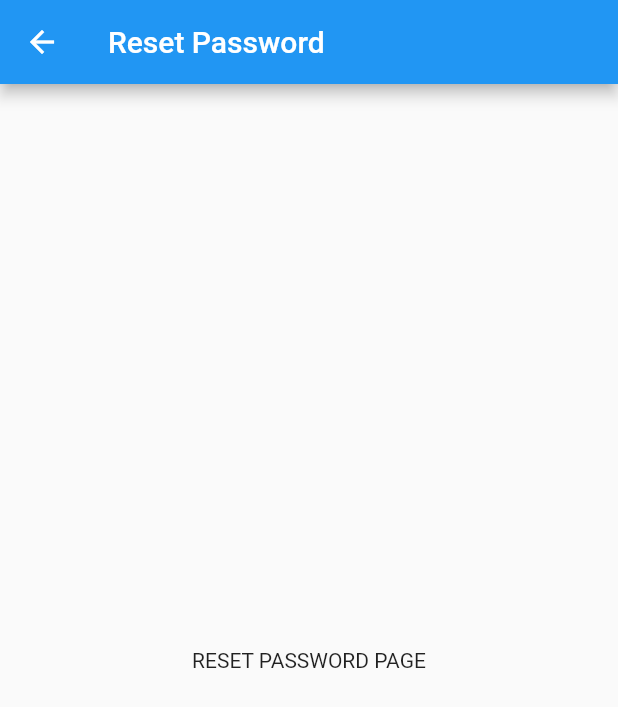
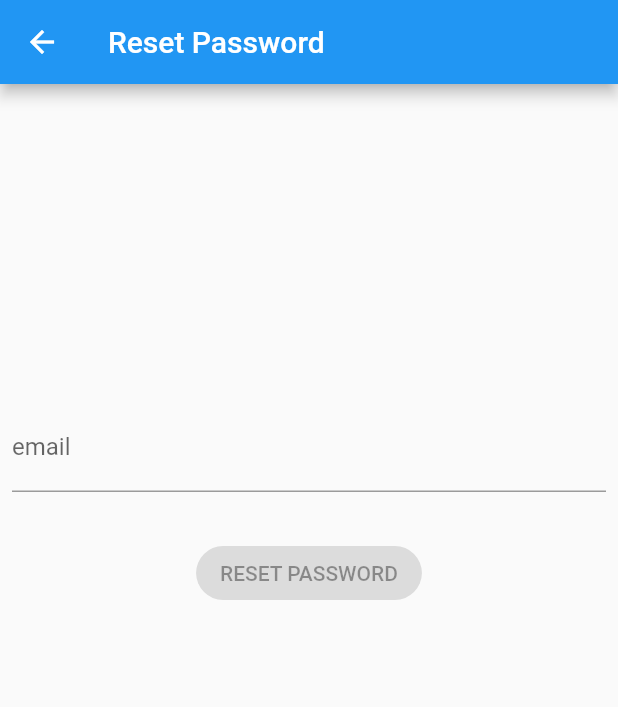
Before and after one commit to PTLam25/Flutter-Auth-App, a Flutter app: the ResetPasswordView screen opened directly, on a phone screen of 412 x 824 dp. Shown: the top 707 px of the screen. Run offline on Flutter 3.47's test engine with Material 2 defaults, Android fonts, the phone set to English and light mode, and no system bars; our stand-ins replace bloc, equatable, firebase_auth, firebase_core, flutter_bloc, formz and 2 more; missing offline and left inert: firebase_auth_web, firebase_core_web, flow_builder, google_sign_in_web, pedantic, shared_preferences_web; accounts and stored records are empty.

Commit message:
updated reset password module

```diff
--- a/lib/app/data/repositories/authentication_repository.dart
+++ b/lib/app/data/repositories/authentication_repository.dart
@@ -14,6 +14,8 @@ class LogInWithEmailAndPasswordFailure implements Exception {}
 class LogInWithGoogleFailure implements Exception {}
 
 class LogOutFailure implements Exception {}
+
+class SendResetEmailFailure implements Exception {}
 
 class AuthenticationRepository {
   static const userCacheKey = '__user_cache_key__';
@@ -72,6 +74,14 @@ class AuthenticationRepository {
     }
   }
 
+  Future<void> sendPasswordResetEmail(String email) async {
+    try {
+      await _firebaseAuth.sendPasswordResetEmail(email: email);
+    } on Exception {
+      throw SendResetEmailFailure();
+    }
+  }
+
   Future<void> logInWithEmailAndPassword({
     required String email,
     required String password,
--- /dev/null
+++ b/lib/app/modules/auth/reset_password/cubit/reset_password_cubit.dart
@@ -0,0 +1,36 @@
+import 'package:bloc/bloc.dart';
+import 'package:equatable/equatable.dart';
+import 'package:formz/formz.dart';
+
+import '../../../../data/repositories/repositories.dart';
+import '../../../../global/form_inputs/form_inputs.dart';
+
+part 'reset_password_state.dart';
+
+class ResetPasswordCubit extends Cubit<ResetPasswordState> {
+  ResetPasswordCubit(this._authenticationRepository)
+      : super(const ResetPasswordState());
+
+  final AuthenticationRepository _authenticationRepository;
+
+  void emailChanged(String value) {
+    final email = Email.dirty(value);
+    emit(state.copyWith(
+      email: email,
+      status: Formz.validate([
+        email,
+      ]),
+    ));
+  }
+
+  Future<void> passwordResetFormSubmitted() async {
+    if (!state.status.isValidated) return;
+    emit(state.copyWith(status: FormzStatus.submissionInProgress));
+    try {
+      await _authenticationRepository.sendPasswordResetEmail(state.email.value);
+      emit(state.copyWith(status: FormzStatus.submissionSuccess));
+    } on Exception {
+      emit(state.copyWith(status: FormzStatus.submissionFailure));
+    }
+  }
+}
--- /dev/null
+++ b/lib/app/modules/auth/reset_password/cubit/reset_password_state.dart
@@ -0,0 +1,26 @@
+part of 'reset_password_cubit.dart';
+
+class ResetPasswordState extends Equatable {
+  const ResetPasswordState({
+    this.email = const Email.pure(),
+    this.status = FormzStatus.pure,
+  });
+
+  final Email email;
+  final FormzStatus status;
+
+  @override
+  List<Object> get props => [email, status];
+
+  ResetPasswordState copyWith({
+    Email? email,
+    Password? password,
+    ConfirmedPassword? confirmedPassword,
+    FormzStatus? status,
+  }) {
+    return ResetPasswordState(
+      email: email ?? this.email,
+      status: status ?? this.status,
+    );
+  }
+}
--- a/lib/app/modules/auth/reset_password/reset_password.dart
+++ b/lib/app/modules/auth/reset_password/reset_password.dart
@@ -1 +1,3 @@
+export 'cubit/reset_password_cubit.dart';
 export 'views/views.dart';
+export 'widgets/widgets.dart';
--- a/lib/app/modules/auth/reset_password/views/reset_password_view.dart
+++ b/lib/app/modules/auth/reset_password/views/reset_password_view.dart
@@ -17,8 +17,9 @@ class ResetPasswordView extends StatelessWidget {
       appBar: AppBar(title: const Text('Reset Password')),
       body: Padding(
         padding: const EdgeInsets.all(8.0),
-        child: Center(
-          child: Text('RESET PASSWORD PAGE'),
+        child: BlocProvider<ResetPasswordCubit>(
+          create: (_) => ResetPasswordCubit(context.read<AuthenticationRepository>()),
+          child: const ResetPasswordForm(),
         ),
       ),
     );
--- /dev/null
+++ b/lib/app/modules/auth/reset_password/widgets/reset_password_form_widget.dart
@@ -0,0 +1,83 @@
+import 'package:flutter/material.dart';
+import 'package:flutter_bloc/flutter_bloc.dart';
+import 'package:formz/formz.dart';
+
+import '../reset_password.dart';
+
+class ResetPasswordForm extends StatelessWidget {
+  const ResetPasswordForm({Key? key}) : super(key: key);
+
+  @override
+  Widget build(BuildContext context) {
+    return BlocListener<ResetPasswordCubit, ResetPasswordState>(
+      listener: (context, state) {
+        if (state.status.isSubmissionFailure) {
+          ScaffoldMessenger.of(context)
+            ..hideCurrentSnackBar()
+            ..showSnackBar(
+              const SnackBar(content: Text('Reset Password Failure')),
+            );
+        }
+      },
+      child: Align(
+        alignment: const Alignment(0, -1 / 3),
+        child: Column(
+          mainAxisSize: MainAxisSize.min,
+          children: [
+            _EmailInput(),
+            const SizedBox(height: 8.0),
+            _ResetPasswordButton(),
+          ],
+        ),
+      ),
+    );
+  }
+}
+
+class _EmailInput extends StatelessWidget {
+  @override
+  Widget build(BuildContext context) {
+    return BlocBuilder<ResetPasswordCubit, ResetPasswordState>(
+      buildWhen: (previous, current) => previous.email != current.email,
+      builder: (context, state) {
+        return TextField(
+          onChanged: (email) =>
+              context.read<ResetPasswordCubit>().emailChanged(email),
+          keyboardType: TextInputType.emailAddress,
+          decoration: InputDecoration(
+            labelText: 'email',
+            helperText: '',
+            errorText: state.email.invalid ? 'invalid email' : null,
+          ),
+        );
+      },
+    );
+  }
+}
+
+class _ResetPasswordButton extends StatelessWidget {
+  @override
+  Widget build(BuildContext context) {
+    return BlocBuilder<ResetPasswordCubit, ResetPasswordState>(
+      buildWhen: (previous, current) => previous.status != current.status,
+      builder: (context, state) {
+        return state.status.isSubmissionInProgress
+            ? const CircularProgressIndicator()
+            : ElevatedButton(
+                style: ElevatedButton.styleFrom(
+                  shape: RoundedRectangleBorder(
+                    borderRadius: BorderRadius.circular(30.0),
+                  ),
+                  primary: Colors.orangeAccent,
+                ),
+                onPressed: state.status.isValidated
+                    ? () => context
+                        .read<ResetPasswordCubit>()
+                        .passwordResetFormSubmitted()
+                    : null,
+                child: const Text('RESET PASSWORD'),
+              );
+      },
+    );
+  }
+}
--- /dev/null
+++ b/lib/app/modules/auth/reset_password/widgets/widgets.dart
@@ -0,0 +1 @@
+export 'reset_password_form_widget.dart';
```
Also changed, not shown: lib/app/modules/auth/login/widgets/login_form_widget.dart (+14 -9 lines), lib/app/modules/profile/views/profile_view.dart (+0 -8 lines).
